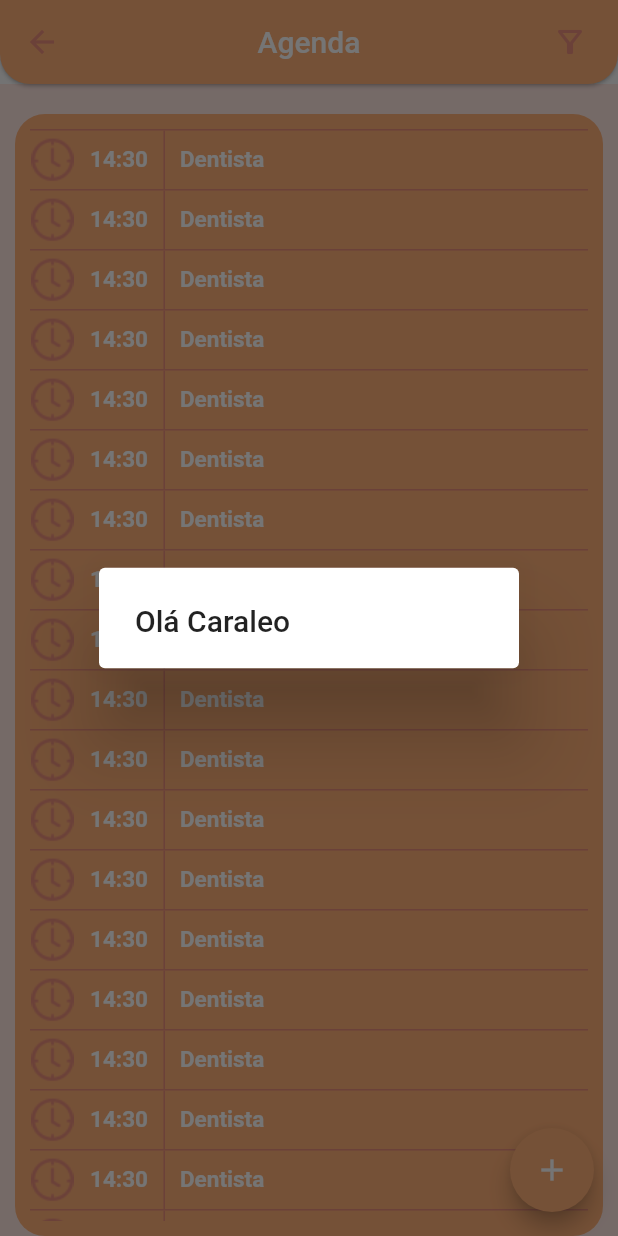
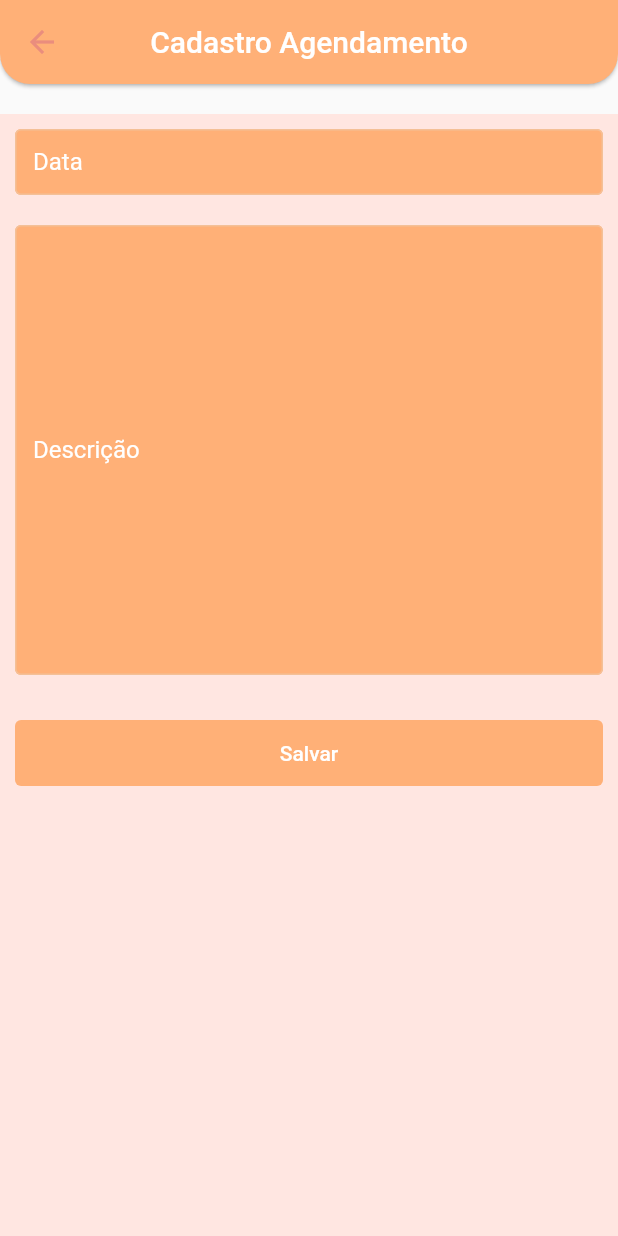
Before and after one commit to Geovane-Araujo/casa-simples, a Flutter app: the Agenda screen opened directly, after a tap on "14:30", on a phone screen of 412 x 824 dp. Run offline on Flutter 3.47's test engine with Material 2 defaults, Android fonts, the phone set to English and light mode, and no system bars.

Commit message:
Criado Form Agenda

```diff
--- a/lib/pages/shedule/agenda.dart
+++ b/lib/pages/shedule/agenda.dart
@@ -1,5 +1,7 @@
 import 'package:casa_simple/model/personalcolors.dart';
+import 'package:casa_simple/pages/shedule/formShedule.dart';
 import 'package:casa_simple/pages/shedule/sheduleComponent.dart';
+import 'package:casa_simple/util/utils.dart';
 import 'package:flutter/cupertino.dart';
 import 'package:flutter/material.dart';
 
@@ -55,11 +57,7 @@ class _AgendaState extends State<Agenda> {
                return InkWell(
                  child: sheduleComponent.onSheduleLines(),
                  onTap: (){
-                   showDialog(context: context,
-                       builder: (BuildContext context) => AlertDialog(
-                         title: Text("Olá Caraleo"),
-                       )
-                   );
+                   PersonalUtil.onNavigatorNext(FormShedule(), context);
                  },
                );
             },
@@ -69,7 +67,9 @@ class _AgendaState extends State<Agenda> {
         ),
       ),
       floatingActionButton: FloatingActionButton(
-        onPressed: () {},
+        onPressed: () {
+          PersonalUtil.onNavigatorNext(FormShedule(), context);
+        },
         backgroundColor: PersonalColors.backgroundButtons,
         child: Icon(Icons.add,color: PersonalColors.primaryText),
       ),
--- /dev/null
+++ b/lib/pages/shedule/formShedule.dart
@@ -0,0 +1,106 @@
+import 'package:casa_simple/model/personalcolors.dart';
+import 'package:flutter/cupertino.dart';
+import 'package:flutter/material.dart';
+import 'package:intl/intl.dart';
+
+class FormShedule extends StatefulWidget {
+  const FormShedule({Key? key}) : super(key: key);
+
+  @override
+  _FormSheduleState createState() => _FormSheduleState();
+}
+
+class _FormSheduleState extends State<FormShedule> {
+
+  TextEditingController _data = new TextEditingController();
+  DateFormat formato = DateFormat('dd/MM/yyyy');
+
+  @override
+  Widget build(BuildContext context) {
+    return Scaffold(
+      appBar: AppBar(
+        shape: RoundedRectangleBorder(
+          borderRadius: BorderRadius.only(bottomLeft: Radius.circular(20), bottomRight: Radius.circular(20)),
+        ),
+        elevation: 1,
+        backgroundColor: PersonalColors.backgroundButtons,
+        centerTitle: true,
+        title: Text("Cadastro Agendamento", style: TextStyle(color: PersonalColors.primaryText),),
+        iconTheme: IconThemeData(
+            color: PersonalColors.backgroundSecondButtons
+        ),
+      ),
+      body: Container(
+        margin: EdgeInsets.only(top: 20),
+        color: PersonalColors.backgroundColor,
+        child: ListView(
+          children: [
+            Container(
+              height: 44,
+              margin: EdgeInsets.all(10),
+              child: TextField(
+                controller: _data,
+                style: TextStyle(
+                  color: PersonalColors.primaryText,
+                ),
+                onTap: () async {
+                  DateTime? date = DateTime(1900);
+                  FocusScope.of(context).requestFocus(new FocusNode());
+                  date = await showDatePicker(
+                      context: context,
+                      initialDate: DateTime.now(),
+                      firstDate: DateTime(1900),
+                      lastDate: DateTime(2040)
+                  );
+                  if(date != null)
+                    _data.text = formato.format(date);
+                },
+                keyboardType: TextInputType.visiblePassword,
+                decoration: InputDecoration(
+                    filled: true,
+                    labelText: "Data",
+                    fillColor: PersonalColors.backgroundButtons,
+                    border: OutlineInputBorder(borderSide: BorderSide(color: PersonalColors.backgroundButtons))
+                ),
+              ),
+            ),
+            Container(
+              height: 300,
+              margin: EdgeInsets.all(10),
+              child: TextField(
+                minLines: 70,
+                maxLines: 100,
+                style: TextStyle(
+                  color: PersonalColors.primaryText,
+                ),
+                keyboardType: TextInputType.emailAddress,
+                decoration: InputDecoration(
+                    filled: true,
+                    labelText: "Descrição",
+                    fillColor: PersonalColors.backgroundButtons,
+                    border: OutlineInputBorder(
+                      borderSide: BorderSide(color: PersonalColors.backgroundButtons),
+                    )
+                ),
+              ),
+            ),
+            Container(
+                width: 130,
+                height: 44,
+                margin: EdgeInsets.only(top: 20,left: 10,right: 10),
+                child: TextButton(
+                  style: TextButton.styleFrom(
+                      backgroundColor: PersonalColors.backgroundButtons
+                  ),
+                  child: Text("Salvar",style: TextStyle(color: Colors.white)),
+                  onPressed: (){
+                    // PersonalUtil.onNavigatorNext(Home(), context);
+                  },
+                )
+            ),
+          ],
+        ),
+      ),
+    );
+  }
+}
--- a/lib/pages/shedule/sheduleComponent.dart
+++ b/lib/pages/shedule/sheduleComponent.dart
@@ -114,11 +114,6 @@ class SheduleComponent{
                   ),
                 ),
                 Container(
-                    height: 44,
-                    margin: EdgeInsets.all(5),
-                    // child:
-                ),
-                Container(
                   height: 44,
                   margin: EdgeInsets.all(5),
                   child: TextButton(
@@ -127,7 +122,6 @@ class SheduleComponent{
                     ),
                     child: Text("Filtrar",style: TextStyle(color: Colors.white)),
                     onPressed: (){
-                      // PersonalUtil.onNavigatorNext(Home(), context);
                     },
                   )
                 ),
```
